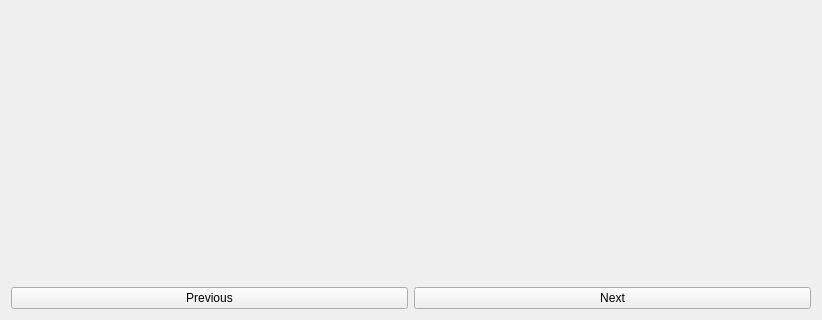
Old version of the form src/main-window.ui in the repository Spark-NF/organizer; both pictures show x 0 to 822 and y 230 to 550 of the 822 by 550 pixel window.
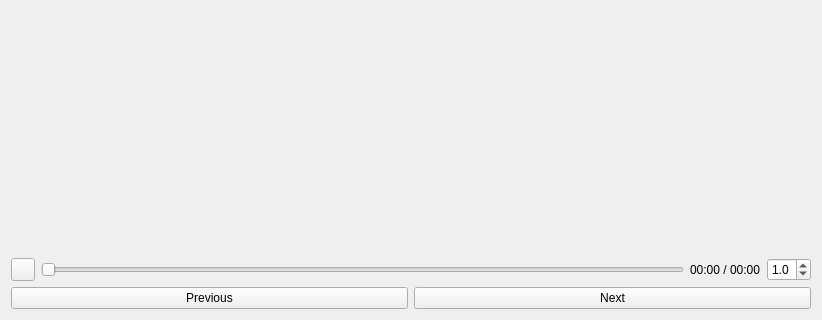
New version of the form. The open tabs and pages were chosen to show the change. Icons and pictures are not drawn.

Commit message: Add GIF controls

What changed in the file:
```diff
--- a/src/main-window.ui
+++ b/src/main-window.ui
@@ -27,7 +27,7 @@
          <number>1</number>
         </property>
         <widget class="QWidget" name="pageLabel">
-         <layout class="QVBoxLayout" name="verticalLayout_2">
+         <layout class="QVBoxLayout" name="verticalLayout_2" stretch="1,0">
           <property name="leftMargin">
            <number>0</number>
           </property>
@@ -47,6 +47,64 @@
             </property>
            </widget>
           </item>
+          <item>
+           <widget class="QWidget" name="widgetLabelControls" native="true">
+            <layout class="QHBoxLayout" name="layoutLabelControls" stretch="0,1,0,0">
+             <property name="leftMargin">
+              <number>0</number>
+             </property>
+             <property name="topMargin">
+              <number>0</number>
+             </property>
+             <property name="rightMargin">
+              <number>0</number>
+             </property>
+             <property name="bottomMargin">
+              <number>0</number>
+             </property>
+             <item>
+              <widget class="QToolButton" name="buttonLabelPlayPause">
+               <property name="text">
+                <string notr="true"/>
+               </property>
+              </widget>
+             </item>
+             <item>
+              <widget class="QSlider" name="sliderLabelPosition">
+               <property name="orientation">
+                <enum>Qt::Horizontal</enum>
+               </property>
+              </widget>
+             </item>
+             <item>
+              <widget class="QLabel" name="labelLabelDuration">
+               <property name="text">
+                <string>00:00 / 00:00</string>
+               </property>
+              </widget>
+             </item>
+             <item>
+              <widget class="QDoubleSpinBox" name="spinLabelSpeed">
+               <property name="decimals">
+                <number>1</number>
+               </property>
+               <property name="minimum">
+                <double>0.500000000000000</double>
+               </property>
+               <property name="maximum">
+                <double>4.000000000000000</double>
+               </property>
+               <property name="singleStep">
+                <double>0.100000000000000</double>
+               </property>
+               <property name="value">
+                <double>1.000000000000000</double>
+               </property>
+              </widget>
+             </item>
+            </layout>
+           </widget>
+          </item>
          </layout>
         </widget>
         <widget class="QWidget" name="pageMovie">
```
Left out of the diff: 4 changed lines with no effect on the pictures. The commit also changes 2 other files.
